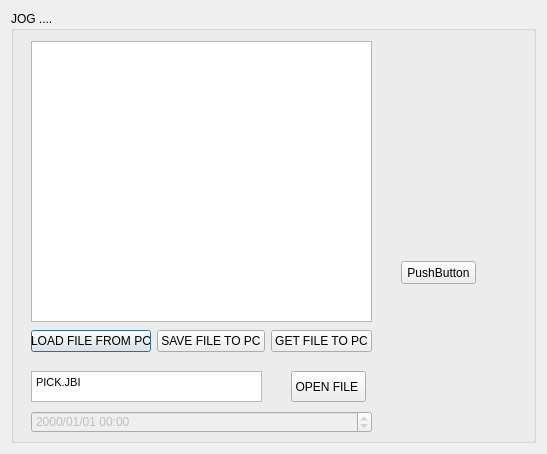
This is MotorCommunication/dialogfile.ui in Dat-Tien/THESIS as Qt 5 draws it before an edit. The edited form follows.
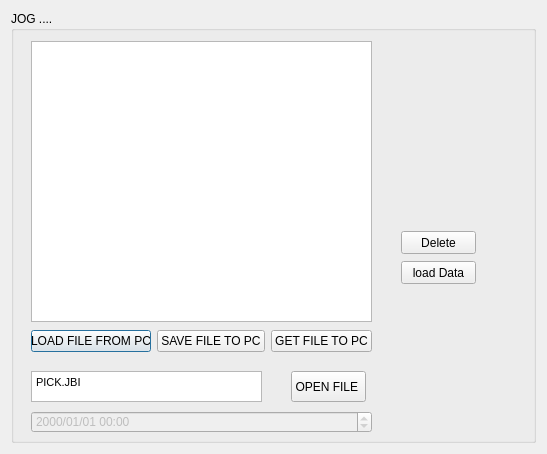
This is the edited form.

```diff
--- a/MotorCommunication/dialogfile.ui
+++ b/MotorCommunication/dialogfile.ui
@@ -123,7 +123,20 @@
        </rect>
       </property>
       <property name="text">
-       <string>PushButton</string>
+       <string>load Data</string>
+      </property>
+     </widget>
+     <widget class="QPushButton" name="pushButtonDeleteFile">
+      <property name="geometry">
+       <rect>
+        <x>390</x>
+        <y>220</y>
+        <width>75</width>
+        <height>23</height>
+       </rect>
+      </property>
+      <property name="text">
+       <string>Delete</string>
       </property>
      </widget>
     </widget>
```
